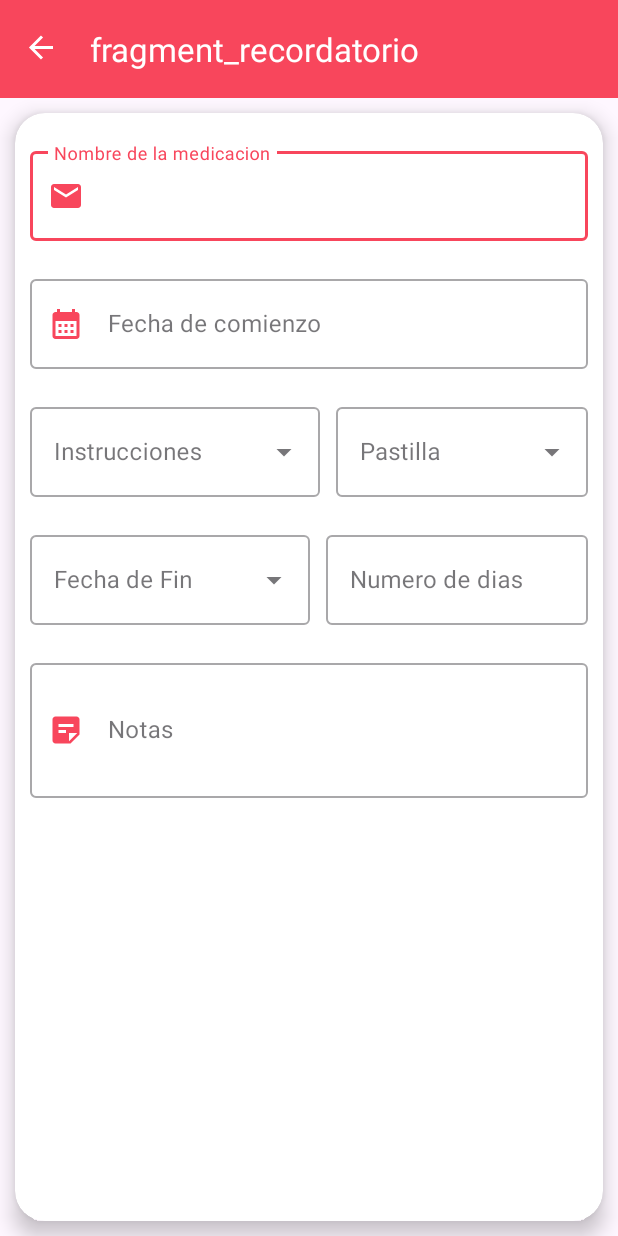
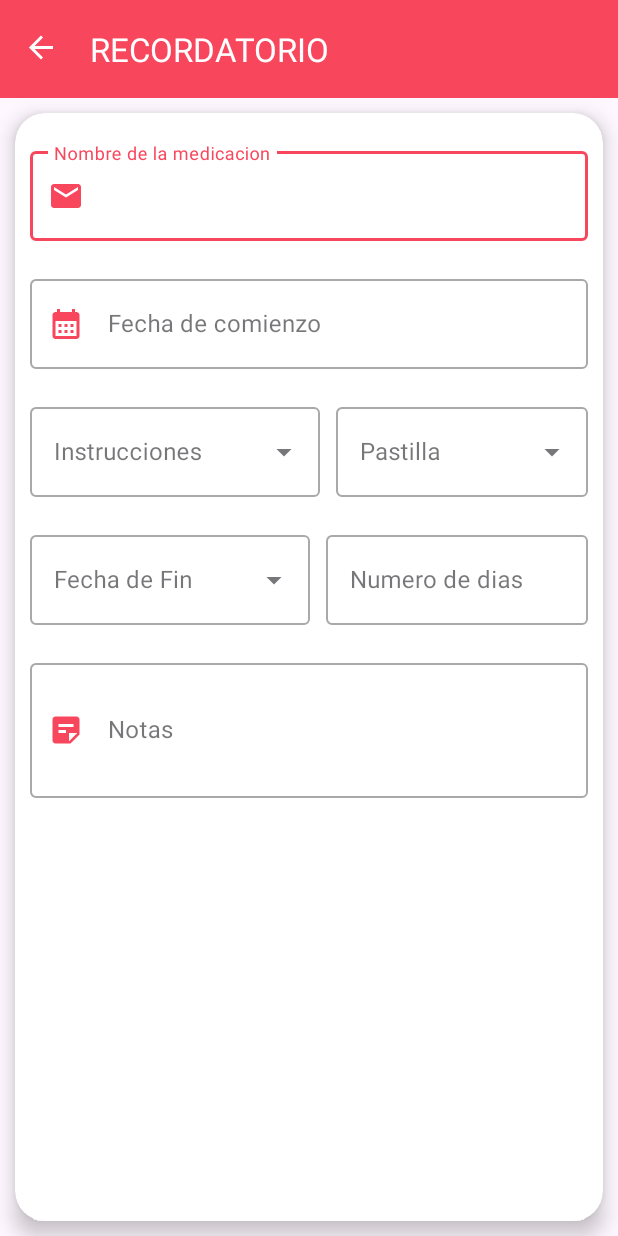
Before and after one commit to Cyan1498/project_health_fitness, an Android app: the InicioActivity screen opened directly, with no data from a screen before it, in the side drawer, after a tap on "Recordatorio de Medicina", on a phone screen of 412 x 824 dp. Run offline under Robolectric (Android 15) with nearby library versions, the phone set to English and light mode, and no system bars; our stand-ins replace navigation-ui.

Commit message:
Modificación de los inputs password del login, register y del titulo de los fragments

```diff
--- a/app/src/main/java/com/grupoc/project_health_fitness/ui/activities/InicioActivity.kt
+++ b/app/src/main/java/com/grupoc/project_health_fitness/ui/activities/InicioActivity.kt
@@ -37,5 +37,7 @@ class InicioActivity : AppCompatActivity() {
         supportActionBar?.setHomeButtonEnabled(true)
 
 
+
+
     }
 }
--- a/app/src/main/res/layout/fragment_login.xml
+++ b/app/src/main/res/layout/fragment_login.xml
@@ -63,6 +63,8 @@
                 android:hint="Password"
                 android:textColorHint="@color/inputText"
                 app:startIconTint="@color/lavender"
+                app:passwordToggleEnabled="true"
+                app:passwordToggleTint="@color/lavender"
                 android:layout_gravity="center">
 
                 <com.google.android.material.textfield.TextInputEditText
--- a/app/src/main/res/layout/fragment_registro.xml
+++ b/app/src/main/res/layout/fragment_registro.xml
@@ -59,6 +59,8 @@
                 android:layout_marginBottom="20dp"
                 app:startIconDrawable="@drawable/baseline_password_24"
                 android:hint="Password"
+                app:passwordToggleEnabled="true"
+                app:passwordToggleTint="@color/lavender"
                 android:textColorHint="@color/inputText"
                 app:startIconTint="@color/lavender"
                 android:layout_gravity="center">
@@ -83,6 +85,8 @@
                 android:layout_marginBottom="20dp"
                 app:startIconDrawable="@drawable/baseline_password_24"
                 android:hint="Password"
+                app:passwordToggleEnabled="true"
+                app:passwordToggleTint="@color/lavender"
                 android:textColorHint="@color/inputText"
                 app:startIconTint="@color/lavender"
                 android:layout_gravity="center">
--- a/app/src/main/res/navigation/navigation_graph.xml
+++ b/app/src/main/res/navigation/navigation_graph.xml
@@ -8,21 +8,21 @@
     <fragment
         android:id="@+id/resumenFragment"
         android:name="com.grupoc.project_health_fitness.ui.fragments.ResumenFragment"
-        android:label="fragment_resumen"
+        android:label="RESUMEN"
         tools:layout="@layout/fragment_resumen" />
     <fragment
         android:id="@+id/alimentacionFragment"
         android:name="com.grupoc.project_health_fitness.ui.fragments.AlimentacionFragment"
-        android:label="fragment_alimentacion"
+        android:label="ALIMENTACIÓN"
         tools:layout="@layout/fragment_alimentacion" />
     <fragment
         android:id="@+id/consumoFragment"
         android:name="com.grupoc.project_health_fitness.ui.fragments.ConsumoFragment"
-        android:label="fragment_consumo"
+        android:label="CONSUMO"
         tools:layout="@layout/fragment_consumo" />
     <fragment
         android:id="@+id/recordatorioFragment"
         android:name="com.grupoc.project_health_fitness.ui.fragments.RecordatorioFragment"
-        android:label="fragment_recordatorio"
+        android:label="RECORDATORIO"
         tools:layout="@layout/fragment_recordatorio" />
 </navigation>
```
